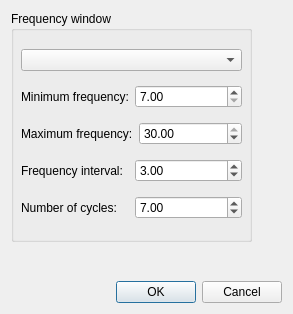
The window that hoksotin/ui/qt4Designer/TFRfromEpochs.ui (cibr-jyu/meggie) describes before a commit, drawn with Qt 5.
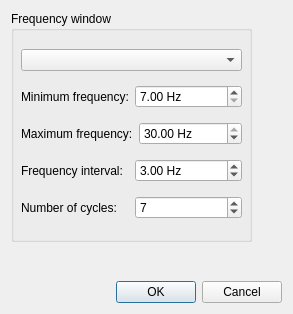
The same window after the commit.

Commit message: Hertsit TFRfromEpochs-ikkunaan

```diff
--- a/hoksotin/ui/qt4Designer/TFRfromEpochs.ui
+++ b/hoksotin/ui/qt4Designer/TFRfromEpochs.ui
@@ -28,7 +28,7 @@
         <x>0</x>
         <y>0</y>
         <width>275</width>
-        <height>257</height>
+        <height>265</height>
        </rect>
       </property>
       <property name="minimumSize">
@@ -73,6 +73,9 @@
            </item>
            <item>
             <widget class="QDoubleSpinBox" name="doubleSpinBoxMinFreq">
+             <property name="suffix">
+              <string> Hz</string>
+             </property>
              <property name="minimum">
               <double>7.000000000000000</double>
              </property>
@@ -94,6 +97,9 @@
            </item>
            <item>
             <widget class="QDoubleSpinBox" name="doubleSpinBoxMaxFreq">
+             <property name="suffix">
+              <string> Hz</string>
+             </property>
              <property name="minimum">
               <double>7.000000000000000</double>
              </property>
@@ -118,6 +124,9 @@
            </item>
            <item>
             <widget class="QDoubleSpinBox" name="doubleSpinBoxFreqInterval">
+             <property name="suffix">
+              <string> Hz</string>
+             </property>
              <property name="minimum">
               <double>0.000000000000000</double>
              </property>
@@ -142,6 +151,9 @@
            </item>
            <item>
             <widget class="QDoubleSpinBox" name="doubleSpinBoxNcycles">
+             <property name="decimals">
+              <number>0</number>
+             </property>
              <property name="value">
               <double>7.000000000000000</double>
              </property>
```
